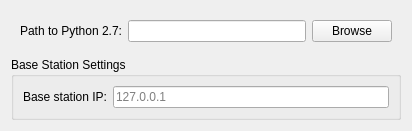
The window that plugins/robots/generators/pioneer/pioneerLuaGenerator/widgets/pioneerAdditionalPreferences.ui (qreal/qreal) describes before a commit, drawn with Qt 5.
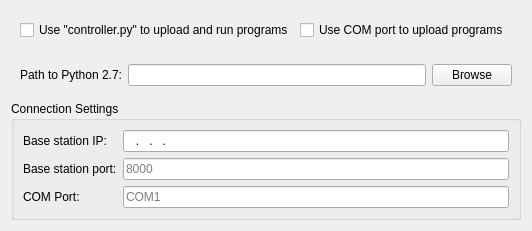
The same window after the commit.

Commit message: Added abilities to set base station port and to upload/run using COM port

Diff of the .ui file:
```diff
--- a/plugins/robots/generators/pioneer/pioneerLuaGenerator/widgets/pioneerAdditionalPreferences.ui
+++ b/plugins/robots/generators/pioneer/pioneerLuaGenerator/widgets/pioneerAdditionalPreferences.ui
@@ -7,13 +7,33 @@
     <x>0</x>
     <y>0</y>
     <width>412</width>
-    <height>99</height>
+    <height>171</height>
    </rect>
   </property>
   <property name="windowTitle">
    <string>Form</string>
   </property>
   <layout class="QVBoxLayout" name="verticalLayout">
+   <item>
+    <widget class="QWidget" name="uploadSettingsWidget" native="true">
+     <layout class="QHBoxLayout" name="horizontalLayout_2">
+      <item>
+       <widget class="QCheckBox" name="useControllerScriptCheckBox">
+        <property name="text">
+         <string>Use &quot;controller.py&quot; to upload and run programs</string>
+        </property>
+       </widget>
+      </item>
+      <item>
+       <widget class="QCheckBox" name="useComPortCheckBox">
+        <property name="text">
+         <string>Use COM port to upload programs </string>
+        </property>
+       </widget>
+      </item>
+     </layout>
+    </widget>
+   </item>
    <item>
     <widget class="QWidget" name="pythonSettingsWidget" native="true">
      <layout class="QHBoxLayout" name="horizontalLayout">
@@ -40,26 +60,63 @@
    <item>
     <widget class="QGroupBox" name="baseStationSettingsGroupBox">
      <property name="title">
-      <string>Base Station Settings</string>
+      <string>Connection Settings</string>
      </property>
-     <layout class="QGridLayout" name="gridLayout_4">
-      <item row="1" column="0">
+     <layout class="QFormLayout" name="formLayout">
+      <item row="0" column="0">
        <widget class="QLabel" name="baseStationIpLabel">
         <property name="text">
          <string>Base station IP:</string>
         </property>
        </widget>
       </item>
-      <item row="1" column="1">
+      <item row="0" column="1">
        <widget class="QLineEdit" name="baseStationIpLineEdit">
+        <property name="inputMask">
+         <string>009.009.009.009</string>
+        </property>
         <property name="text">
-         <string/>
+         <string>...</string>
         </property>
         <property name="placeholderText">
          <string>127.0.0.1</string>
         </property>
        </widget>
       </item>
+      <item row="2" column="0">
+       <widget class="QLabel" name="comPortLabel">
+        <property name="text">
+         <string>COM Port:</string>
+        </property>
+       </widget>
+      </item>
+      <item row="2" column="1">
+       <widget class="QLineEdit" name="comPortLineEdit">
+        <property name="inputMask">
+         <string/>
+        </property>
+        <property name="placeholderText">
+         <string>COM1</string>
+        </property>
+       </widget>
+      </item>
+      <item row="1" column="0">
+       <widget class="QLabel" name="baseStationPortLabel">
+        <property name="text">
+         <string>Base station port:</string>
+        </property>
+       </widget>
+      </item>
+      <item row="1" column="1">
+       <widget class="QLineEdit" name="baseStationPortLineEdit">
+        <property name="inputMask">
+         <string>00000</string>
+        </property>
+        <property name="placeholderText">
+         <string>8000</string>
+        </property>
+       </widget>
+      </item>
      </layout>
     </widget>
    </item>
```
Left out of the diff: 2 changed lines with no effect on the pictures. The commit also changes 12 other files.
